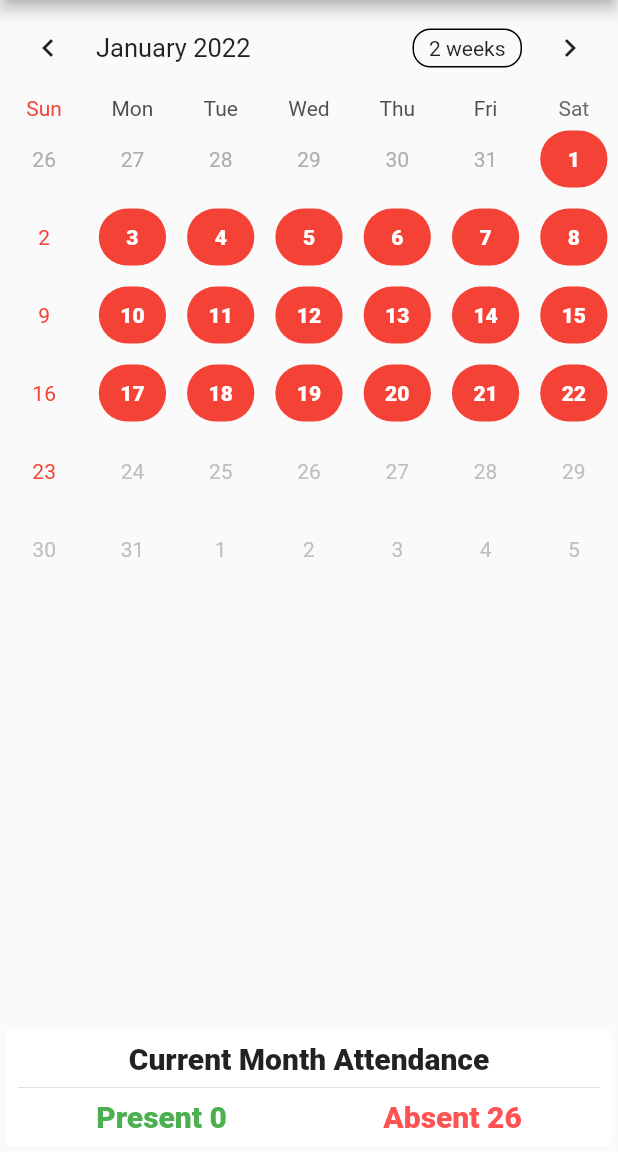
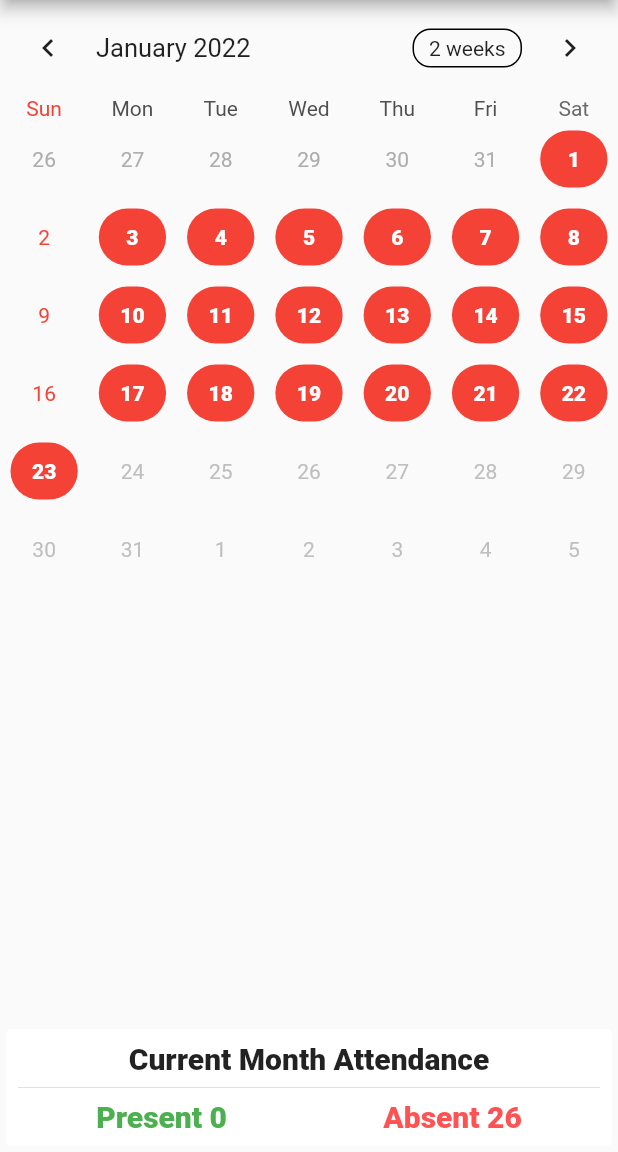
Before and after one commit to MuhammadZain7/Face-Attendance-App-Flutter, a Flutter app: the ViewAttendanceByStd screen opened directly with empty values, on a phone screen of 412 x 824 dp, the part 84-1236 px from its top. Run offline on Flutter 3.47's test engine with Material 2 defaults, Android fonts, the phone set to English and light mode, and no system bars; drawn by our look-alikes of table_calendar; our stand-ins replace cached_network_image, cloud_firestore, connectivity, dio, firebase_auth, firebase_core and 6 more; missing offline and left inert: encrypt; accounts and stored records are empty; network calls fail.

Commit message:
some bugs fixed

```diff
--- a/lib/Authentication/Controller/auth_controller.dart
+++ b/lib/Authentication/Controller/auth_controller.dart
@@ -82,7 +82,7 @@
   Future<StudentModel?> getStudent(email, rollNo) async {
     QuerySnapshot user = await students
         .where("email", isEqualTo: email)
-        .where("roll_no", isEqualTo: rollNo)
+
         .get();
     log('Student Doc ${user.docs}');
     if (user.docs.isEmpty) {
--- a/lib/Dashboard/Attendance/view_attendance_by_std.dart
+++ b/lib/Dashboard/Attendance/view_attendance_by_std.dart
@@ -164,16 +164,16 @@
                           if (focusDate.month != day.month) {
                             return null;
                           }
-                          if (day.weekday == DateTime.sunday) {
-                            return Center(
-                              child: Text(
-                                day.day.toString(),
-                                style: const TextStyle(color: Colors.red),
-                              ),
-                            );
-                          } else {
-                            String dayKey =
-                                "${day.year}_${day.month}_${day.day}";
+                          //TODO
+                          // if (day.weekday == DateTime.sunday) {
+                          //   return Center(
+                          //     child: Text(
+                          //       day.day.toString(),
+                          //       style: const TextStyle(color: Colors.red),
+                          //     ),
+                          //   );
+                          // } else {
+                          String dayKey = "${day.year}_${day.month}_${day.day}";
                           List<AttendanceModel> a = _listAttendance
                               .where((std) => dayKey == std.atdKey)
                               .toList();
@@ -187,7 +187,7 @@
                             return textDateWidget(
                                 day, day.day.toString(), "absent");
                           }
-                          }
+                          // }
                         },
                       ),
                     ),
--- a/lib/Dashboard/dashboard_controller.dart
+++ b/lib/Dashboard/dashboard_controller.dart
@@ -109,7 +109,7 @@
     return await dashService.getStudentFromIds(identifiedStudents);
   }
 
-  addAttendance(List<StudentModel> attendanceModel, classId) async {
+  addAttendance(List<StudentModel> attendanceModel,String classId) async {
     return await dashService.addAttendance(attendanceModel, classId);
   }
 
--- a/lib/Dashboard/dashboard_service.dart
+++ b/lib/Dashboard/dashboard_service.dart
@@ -425,7 +425,7 @@
     var aa = await classes.add(classModel.toJson());
   }
 
-  addAttendance(List<StudentModel> list, classId) async {
+  addAttendance(List<StudentModel> list,String classId) async {
     String date = DateTime.now().microsecondsSinceEpoch.toString();
     var now = DateTime.now();
     var nowKey = "${now.year}_${now.month}_${now.day}";
```
Also changed, not shown: lib/Dashboard/Attendance/attandance.dart (+8 -4 lines). Lines whose indentation alone changed are shown as unchanged.
